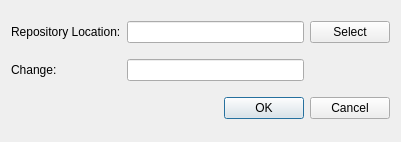
Before: the Qt Designer form src/plugins/git/changeselectiondialog.ui in qt-creator/qt-creator, drawn with Qt 5.
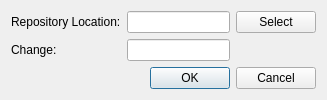
After: the same form once the commit is applied.

Commit message: Fix resizing of Show Commit dialog

What changed in the file:
```diff
--- a/src/plugins/git/changeselectiondialog.ui
+++ b/src/plugins/git/changeselectiondialog.ui
@@ -6,11 +6,14 @@
    <rect>
     <x>0</x>
     <y>0</y>
-    <width>401</width>
-    <height>142</height>
+    <width>327</width>
+    <height>91</height>
    </rect>
   </property>
   <layout class="QGridLayout" name="gridLayout">
+   <property name="sizeConstraint">
+    <enum>QLayout::SetMinAndMaxSize</enum>
+   </property>
    <item row="0" column="0">
     <widget class="QLabel" name="label">
      <property name="text">
```
